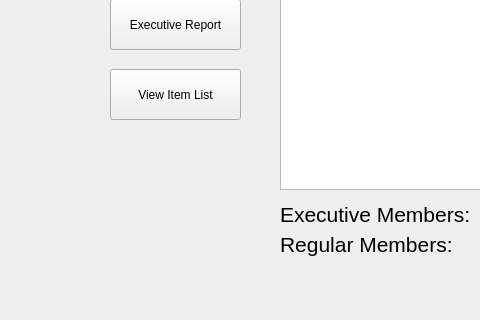
Before: the Qt Designer form CS1CGroupProject/selectday.ui in IamFyrus/CS1C, drawn with Qt 5; both pictures show x 0 to 480 and y 321 to 641 of the 912 by 641 pixel window.
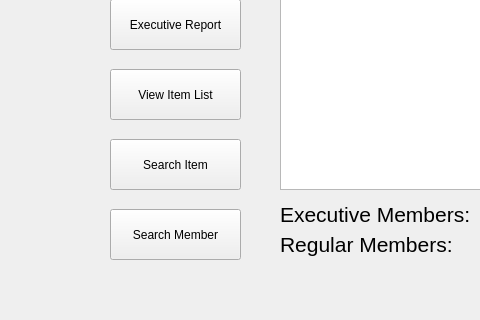
After: the same form once the commit is applied.

Diff of the .ui file:
```diff
--- a/CS1CGroupProject/selectday.ui
+++ b/CS1CGroupProject/selectday.ui
@@ -380,6 +380,56 @@
      <string>View Item List</string>
     </property>
    </widget>
+   <widget class="QPushButton" name="searchItem">
+    <property name="geometry">
+     <rect>
+      <x>110</x>
+      <y>460</y>
+      <width>131</width>
+      <height>51</height>
+     </rect>
+    </property>
+    <property name="sizePolicy">
+     <sizepolicy hsizetype="Minimum" vsizetype="Preferred">
+      <horstretch>0</horstretch>
+      <verstretch>0</verstretch>
+     </sizepolicy>
+    </property>
+    <property name="maximumSize">
+     <size>
+      <width>16777215</width>
+      <height>16777215</height>
+     </size>
+    </property>
+    <property name="text">
+     <string>Search Item</string>
+    </property>
+   </widget>
+   <widget class="QPushButton" name="searchMember">
+    <property name="geometry">
+     <rect>
+      <x>110</x>
+      <y>530</y>
+      <width>131</width>
+      <height>51</height>
+     </rect>
+    </property>
+    <property name="sizePolicy">
+     <sizepolicy hsizetype="Minimum" vsizetype="Preferred">
+      <horstretch>0</horstretch>
+      <verstretch>0</verstretch>
+     </sizepolicy>
+    </property>
+    <property name="maximumSize">
+     <size>
+      <width>16777215</width>
+      <height>16777215</height>
+     </size>
+    </property>
+    <property name="text">
+     <string>Search Member</string>
+    </property>
+   </widget>
   </widget>
   <widget class="QMenuBar" name="menubar">
    <property name="geometry">
```
